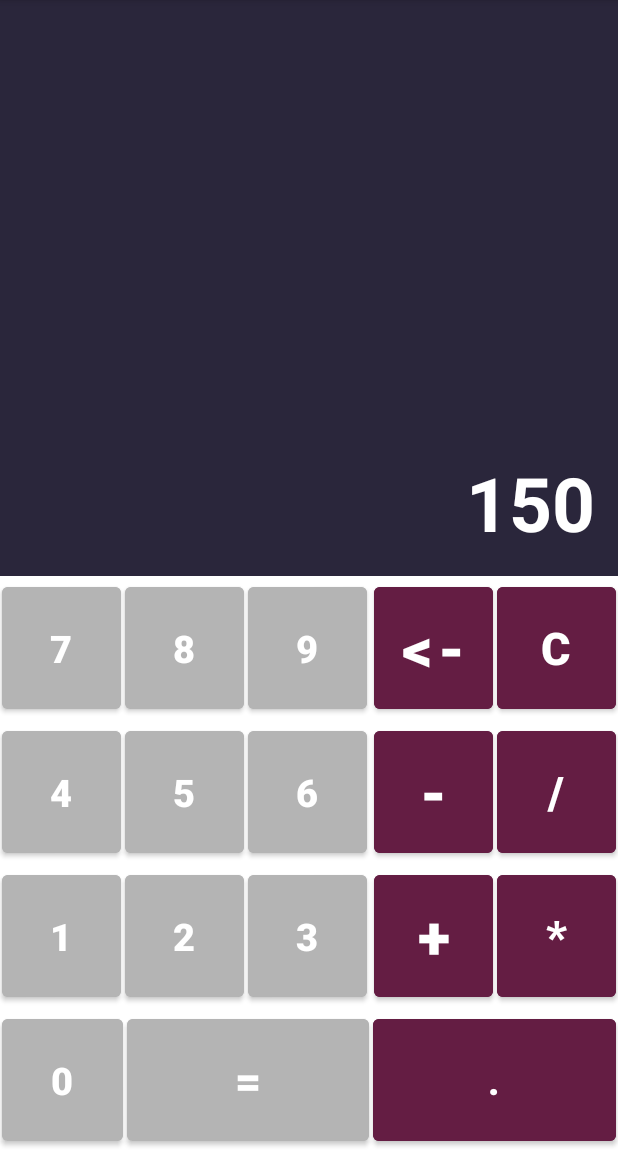
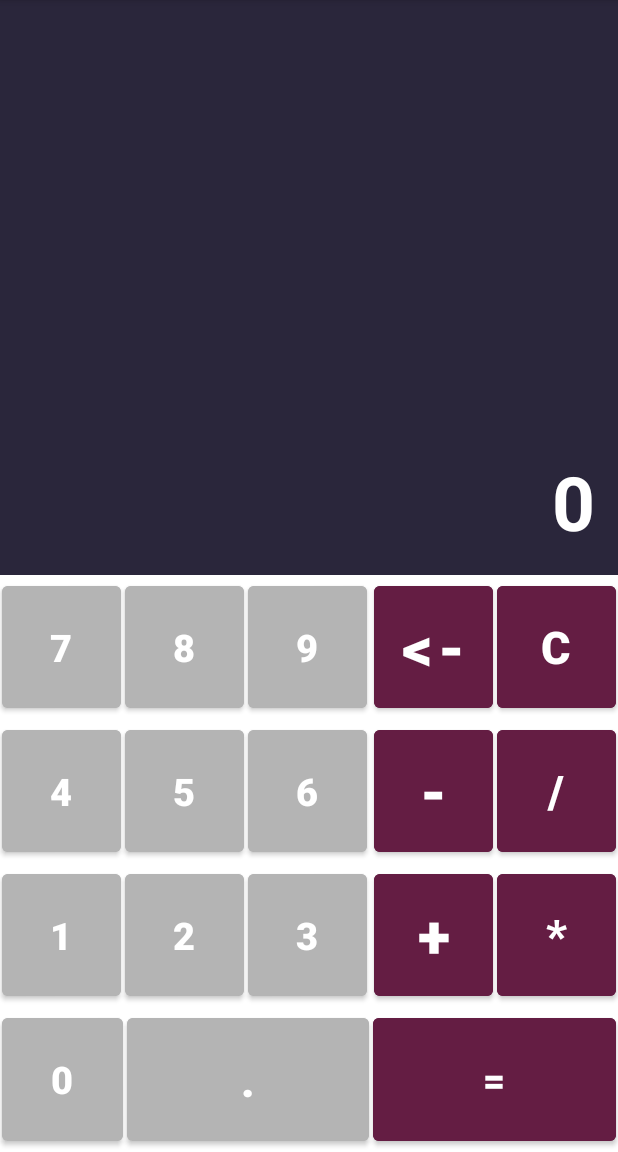
Before and after one commit to HT-Tuan/ProjectMobile, an Android app: the screen it shows after launch (MainActivity), on a phone screen of 412 x 824 dp, the part 84-1236 px from its top. Run offline under Robolectric (Android 15) with nearby library versions, the phone set to English and light mode, and no system bars.

```diff
--- a/CalculatorApplication/app/src/main/java/com/hcmute/edu/vn/calculatorapplication/MainActivity.java
+++ b/CalculatorApplication/app/src/main/java/com/hcmute/edu/vn/calculatorapplication/MainActivity.java
@@ -1,15 +1,160 @@
 package com.hcmute.edu.vn.calculatorapplication;
 
+import androidx.annotation.NonNull;
 import androidx.appcompat.app.AppCompatActivity;
 
 import android.os.Bundle;
+import android.util.Log;
+import android.view.View;
+import android.widget.Button;
+import android.widget.TextView;
 
-public class MainActivity extends AppCompatActivity {
-
+public class MainActivity extends AppCompatActivity
+        implements View.OnClickListener {
+    private TextView tvPhepTinh, tvKq;
+    private String pheptinh = "", kq = "0";
+    private Button btn0, btn1, btn2, btn3, btn4, btn5, btn6, btn7, btn8, btn9, btnXoa, bntXoaHet, btnTru, btnCong, btnNhan, btnChia, btnCham, btnBang;
     @Override
     protected void onCreate(Bundle savedInstanceState) {
         super.onCreate(savedInstanceState);
         setContentView(R.layout.giaodien);
+
+        tvPhepTinh = findViewById(R.id.tvPhepTinh);
+        tvKq = findViewById(R.id.tvkq);
+
+        btn0 = findViewById(R.id.bt0);
+        btn0.setOnClickListener(this);
+        btn1 = findViewById(R.id.bt1);
+        btn1.setOnClickListener(this);
+        btn2 = findViewById(R.id.bt2);
+        btn2.setOnClickListener(this);
+        btn3 = findViewById(R.id.bt3);
+        btn3.setOnClickListener(this);
+        btn4 = findViewById(R.id.bt4);
+        btn4.setOnClickListener(this);
+        btn5 = findViewById(R.id.bt5);
+        btn5.setOnClickListener(this);
+        btn6 = findViewById(R.id.bt6);
+        btn6.setOnClickListener(this);
+        btn7 = findViewById(R.id.bt7);
+        btn7.setOnClickListener(this);
+        btn8 = findViewById(R.id.bt8);
+        btn8.setOnClickListener(this);
+        btn9 = findViewById(R.id.bt9);
+        btn9.setOnClickListener(this);
+        btnCong = findViewById(R.id.btCong);
+        btnCong.setOnClickListener(this);
+        btnTru = findViewById(R.id.btTru);
+        btnTru.setOnClickListener(this);
+        btnNhan = findViewById(R.id.btNhan);
+        btnNhan.setOnClickListener(this);
+        btnChia = findViewById(R.id.btChia);
+        btnChia.setOnClickListener(this);
+        btnCham = findViewById(R.id.btCham);
+        btnCham.setOnClickListener(this);
+        btnXoa = findViewById(R.id.btXoa);
+        btnXoa.setOnClickListener(this);
+        bntXoaHet = findViewById(R.id.btXoaHet);
+        bntXoaHet.setOnClickListener(this);
+        btnBang = findViewById(R.id.btBang);
+        btnBang.setOnClickListener(this);
+        Log.i("Assigned", "Assigned view with this Id");
+    }
+    @Override
+    public void onClick(View view) {
+        Log.i("A button was CLICKED", "");
+        switch (view.getId())
+        {
+            case R.id.bt0:
+                changePhepTinh(btn0);
+                break;
+            case R.id.bt1:
+                changePhepTinh(btn1);
+                break;
+            case R.id.bt2:
+                changePhepTinh(btn2);
+                break;
+            case R.id.bt3:
+                changePhepTinh(btn3);
+                break;
+            case R.id.bt4:
+                changePhepTinh(btn4);
+                break;
+            case R.id.bt5:
+                changePhepTinh(btn5);
+                break;
+            case R.id.bt6:
+                changePhepTinh(btn6);
+                break;
+            case R.id.bt7:
+                changePhepTinh(btn7);
+                break;
+            case R.id.bt8:
+                changePhepTinh(btn8);
+                break;
+            case R.id.bt9:
+                changePhepTinh(btn9);
+                break;
+            case R.id.btCham:
+                changePhepTinh(btnCham);
+                break;
+            case R.id.btCong:
+                changePhepTinh(btnCong);
+                break;
+            case R.id.btTru:
+                changePhepTinh(btnTru);
+                break;
+            case R.id.btNhan:
+                changePhepTinh(btnNhan);
+                break;
+            case R.id.btChia:
+                changePhepTinh(btnChia);
+                break;
+            case R.id.btXoa:
+                xoa();
+                break;
+            case R.id.btXoaHet:
+                xoaHet();
+            case R.id.btBang:
+                tinhtoan();
+                break;
+            default:
+                Log.e("can not find the button was clicked", "");
+
+        }
     }
 
+    public void changePhepTinh(@NonNull Button btn){
+        if((pheptinh.endsWith("+") ||
+                pheptinh.endsWith("-")||
+                pheptinh.endsWith("*")||
+                pheptinh.endsWith("/")
+            ) &&
+            (btn.getText().toString().trim().equals("+") ||
+             btn.getText().toString().trim().equals("-") ||
+             btn.getText().toString().trim().equals("*") ||
+             btn.getText().toString().trim().equals("/")
+            )
+        )
+            pheptinh = pheptinh.substring(0,pheptinh.length() - 1).trim();
+        this.pheptinh += btn.getText().toString().trim();
+        Log.i("Clicked", "" + pheptinh);
+        tvPhepTinh.setText(pheptinh);
+    }
+
+    public void xoa(){
+        pheptinh = pheptinh.substring(0,pheptinh.length() - 1).trim();
+        tvPhepTinh.setText(pheptinh);
+    }
+
+    public void xoaHet(){
+        pheptinh = "";
+        tvPhepTinh.setText(pheptinh);
+        kq = "0";
+        tvKq.setText(kq);
+    }
+
+    public void tinhtoan(){
+        tvKq.setText(kq);
+    }
 }
--- a/CalculatorApplication/app/src/main/res/layout/giaodien.xml
+++ b/CalculatorApplication/app/src/main/res/layout/giaodien.xml
@@ -4,18 +4,29 @@
     android:layout_width="match_parent"
     android:layout_height="match_parent">
     <TextView
-        android:id="@+id/tv2"
+        android:id="@+id/tvPhepTinh"
         android:layout_width="match_parent"
         android:layout_height="0dp"
-        android:layout_weight="1"
-        android:text="150"
+        android:layout_weight="0.7"
+        android:text=""
         android:textStyle="bold"
         android:textSize="50dp"
         android:padding="15dp"
         android:background="@color/maunen"
         android:textColor="@color/white"
         android:gravity="bottom|right"/>
-
+    <TextView
+        android:id="@+id/tvkq"
+        android:layout_width="match_parent"
+        android:layout_height="0dp"
+        android:layout_weight="0.3"
+        android:text="0"
+        android:textStyle="bold"
+        android:textSize="50dp"
+        android:padding="15dp"
+        android:background="@color/maunen"
+        android:textColor="@color/white"
+        android:gravity="bottom|right"/>
     <LinearLayout
         android:layout_width="match_parent"
         android:layout_height="0dp"
@@ -62,7 +73,7 @@
                 android:layout_margin="1dp"
                 android:backgroundTint="@color/mauso"/>
             <Button
-                android:id="@+id/xoa"
+                android:id="@+id/btXoa"
                 android:layout_width="0dp"
                 android:layout_height="match_parent"
                 android:layout_weight="1"
@@ -76,7 +87,7 @@
                 android:layout_marginBottom="1dp"
                 android:backgroundTint="@color/maudau"/>
             <Button
-                android:id="@+id/xoahet"
+                android:id="@+id/btXoaHet"
                 android:layout_width="0dp"
                 android:layout_height="match_parent"
                 android:layout_weight="1"
@@ -128,7 +139,7 @@
                 android:layout_margin="1dp"
                 android:backgroundTint="@color/mauso" />
             <Button
-                android:id="@+id/tru"
+                android:id="@+id/btTru"
                 android:layout_width="0dp"
                 android:layout_height="match_parent"
                 android:layout_weight="1"
@@ -142,7 +153,7 @@
                 android:layout_marginBottom="1dp"
                 android:backgroundTint="@color/maudau" />
             <Button
-                android:id="@+id/chia"
+                android:id="@+id/btChia"
                 android:layout_width="0dp"
                 android:layout_height="match_parent"
                 android:layout_weight="1"
@@ -194,7 +205,7 @@
                 android:layout_margin="1dp"
                 android:backgroundTint="@color/mauso" />
             <Button
-                android:id="@+id/cong"
+                android:id="@+id/btCong"
                 android:layout_width="0dp"
                 android:layout_height="match_parent"
                 android:layout_weight="1"
@@ -208,7 +219,7 @@
                 android:layout_marginBottom="1dp"
                 android:backgroundTint="@color/maudau" />
             <Button
-                android:id="@+id/nhan"
+                android:id="@+id/btNhan"
                 android:layout_width="0dp"
                 android:layout_height="match_parent"
                 android:layout_weight="1"
@@ -237,11 +248,11 @@
                 android:layout_margin="1dp"
                 android:backgroundTint="@color/mauso" />
             <Button
-                android:id="@+id/cham"
+                android:id="@+id/btCham"
                 android:layout_width="0dp"
                 android:layout_height="match_parent"
                 android:layout_weight="2"
-                android:text="@string/bang"
+                android:text="@string/cham"
                 android:textStyle="bold"
                 android:textSize="30dp"
                 android:padding="5dp"
@@ -249,11 +260,11 @@
                 android:backgroundTint="@color/mauso" />
 
             <Button
-                android:id="@+id/bang"
+                android:id="@+id/btBang"
                 android:layout_width="0dp"
                 android:layout_height="match_parent"
                 android:layout_weight="2"
-                android:text="@string/cham"
+                android:text="@string/bang"
                 android:textStyle="bold"
                 android:textSize="25dp"
                 android:padding="5dp"
```
